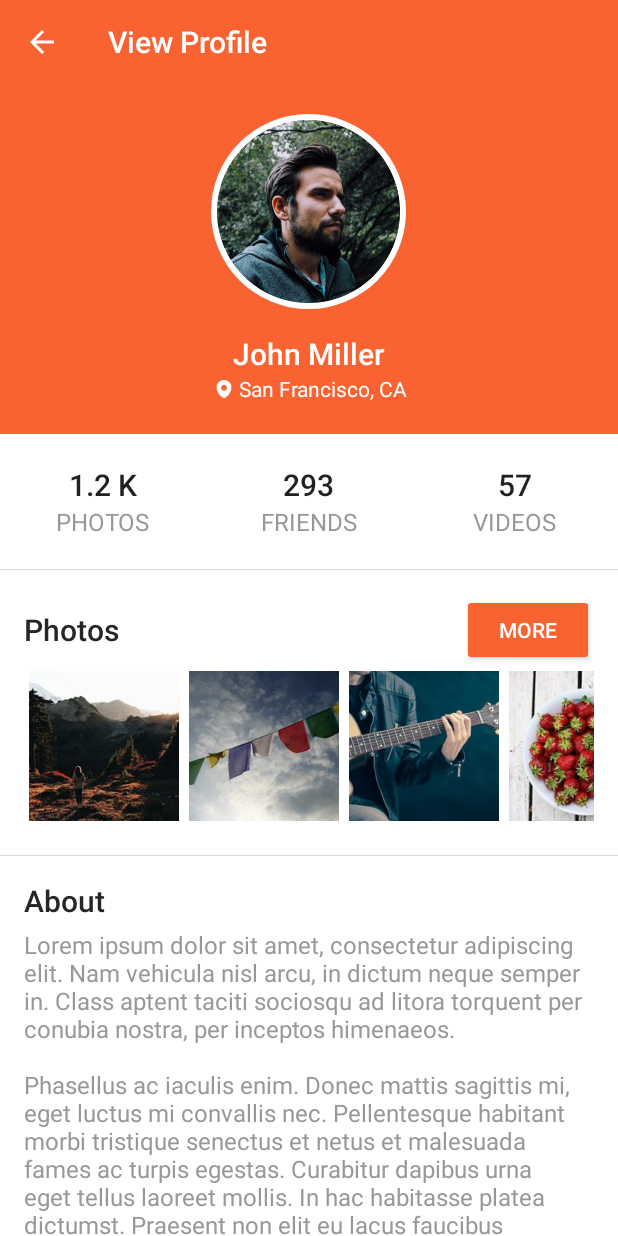
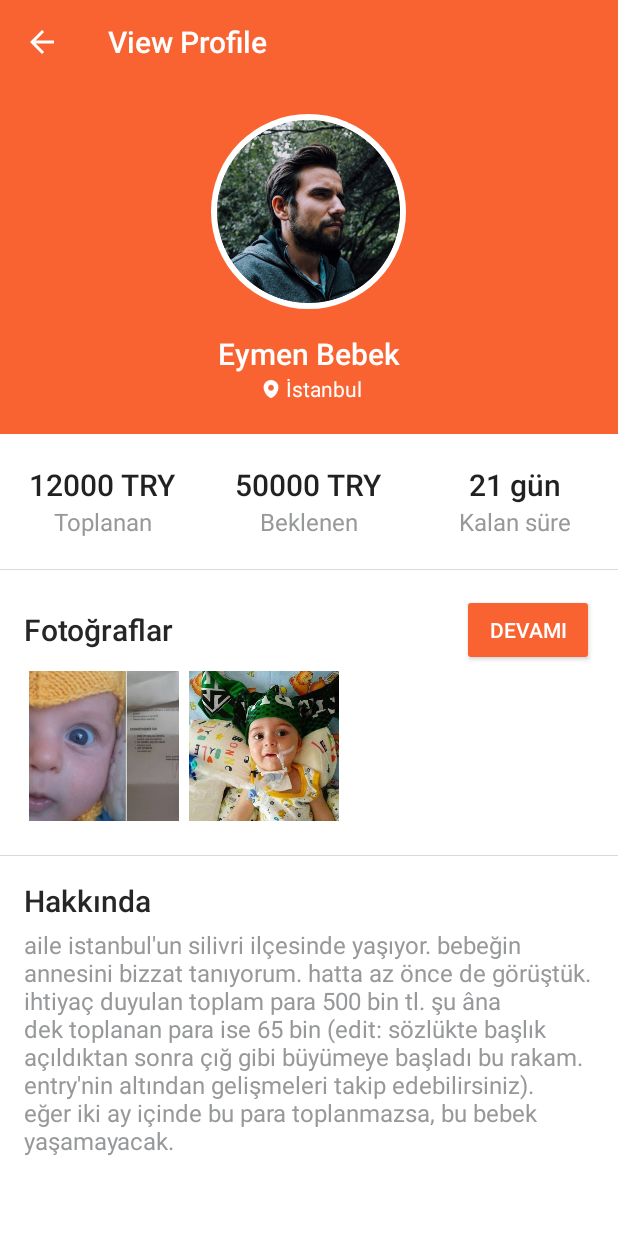
Before and after one commit to berkaybasoz/cankurtaran, an Android app: the ActivityViewProfile screen opened directly, with no data from a screen before it, on a phone screen of 412 x 824 dp. Run offline under Robolectric (Android 15) with nearby library versions, the phone set to English and light mode, and no system bars; our stand-ins replace Picasso; libraries missing offline, so code that uses them is left out: com.balysv.materialripple; plain views replace MaterialRippleLayout; 5 statements that could not run were skipped.

Commit message:
Bağış profil aktivitesi eklendi.

```diff
--- a/app/src/main/res/layout/activity_view_profile.xml
+++ b/app/src/main/res/layout/activity_view_profile.xml
@@ -67,7 +67,7 @@
                         <TextView
                             android:layout_width="wrap_content"
                             android:layout_height="wrap_content"
-                            android:text="San Francisco, CA"
+                            android:text="İstanbul"
                             android:textAppearance="@style/TextAppearance.AppCompat.Body1"
                             android:textColor="@android:color/white" />
                     </LinearLayout>
@@ -101,13 +101,13 @@
                         <TextView
                             android:layout_width="wrap_content"
                             android:layout_height="wrap_content"
-                            android:text="1.2 K"
+                            android:text="12000 TRY"
                             android:textAppearance="@style/TextAppearance.AppCompat.Title" />
 
                         <TextView
                             android:layout_width="wrap_content"
                             android:layout_height="wrap_content"
-                            android:text="PHOTOS"
+                            android:text="Toplanan"
                             android:textAppearance="@style/TextAppearance.AppCompat.Subhead"
                             android:textColor="@color/grey_hard" />
                     </LinearLayout>
@@ -128,13 +128,13 @@
                         <TextView
                             android:layout_width="wrap_content"
                             android:layout_height="wrap_content"
-                            android:text="293"
+                            android:text="50000 TRY"
                             android:textAppearance="@style/TextAppearance.AppCompat.Title" />
 
                         <TextView
                             android:layout_width="wrap_content"
                             android:layout_height="wrap_content"
-                            android:text="FRIENDS"
+                            android:text="Beklenen"
                             android:textAppearance="@style/TextAppearance.AppCompat.Subhead"
                             android:textColor="@color/grey_hard" />
                     </LinearLayout>
@@ -155,13 +155,13 @@
                         <TextView
                             android:layout_width="wrap_content"
                             android:layout_height="wrap_content"
-                            android:text="57"
+                            android:text="21 gün"
                             android:textAppearance="@style/TextAppearance.AppCompat.Title" />
 
                         <TextView
                             android:layout_width="wrap_content"
                             android:layout_height="wrap_content"
-                            android:text="VIDEOS"
+                            android:text="Kalan süre"
                             android:textAppearance="@style/TextAppearance.AppCompat.Subhead"
                             android:textColor="@color/grey_hard" />
                     </LinearLayout>
@@ -190,7 +190,7 @@
                         android:layout_width="0dp"
                         android:layout_height="wrap_content"
                         android:layout_weight="1"
-                        android:text="Photos"
+                        android:text="Fotoğraflar"
                         android:textAppearance="@style/TextAppearance.AppCompat.Title"
                         android:textColor="@color/grey_dark" />
 
@@ -199,7 +199,7 @@
                         style="@style/Base.Widget.AppCompat.Button.Colored"
                         android:layout_width="wrap_content"
                         android:layout_height="wrap_content"
-                        android:text="MORE" />
+                        android:text="DEVAMI" />
                 </LinearLayout>
 
                 <android.support.v7.widget.RecyclerView
@@ -224,7 +224,7 @@
                     android:layout_width="match_parent"
                     android:layout_height="wrap_content"
                     android:minHeight="@dimen/spacing_xlarge"
-                    android:text="About"
+                    android:text="Hakkında"
                     android:textAppearance="@style/TextAppearance.AppCompat.Title"
                     android:textColor="@color/grey_dark" />
 
--- a/app/src/main/res/layout/page_fragment_setting.xml
+++ b/app/src/main/res/layout/page_fragment_setting.xml
@@ -69,7 +69,7 @@
                         <TextView
                             android:layout_width="match_parent"
                             android:layout_height="wrap_content"
-                            android:text="john_miller"
+                            android:text="Eymen Bebek"
                             android:textAppearance="@style/TextAppearance.AppCompat.Body1"
                             android:textColor="@color/grey_medium" />
                     </LinearLayout>
--- a/app/src/main/res/values/string-data.xml
+++ b/app/src/main/res/values/string-data.xml
@@ -143,17 +143,12 @@
     <integer-array name="feed_photos">
         <item>@drawable/feed_photo_1</item>
         <item>@drawable/feed_photo_2</item>
-        <item>@drawable/feed_photo_3</item>
-        <item>@drawable/feed_photo_4</item>
-        <item>@drawable/feed_photo_5</item>
-        <item>@drawable/feed_photo_6</item>
-        <item>@drawable/feed_photo_7</item>
     </integer-array>
 
     <string name="lorem_ipsum">Lorem ipsum dolor sit amet, consectetur adipiscing elit. Etiam efficitur ipsum in placerat molestie.  Fusce quis mauris a enim sollicitudin</string>
 
+
     <string name="lorem_ipsum_long">
-        Lorem ipsum dolor sit amet, consectetur adipiscing elit. Nam vehicula nisl arcu, in dictum neque semper in. Class aptent taciti sociosqu ad litora torquent per conubia nostra, per inceptos himenaeos.
-        \n\nPhasellus ac iaculis enim. Donec mattis sagittis mi, eget luctus mi convallis nec. Pellentesque habitant morbi tristique senectus et netus et malesuada fames ac turpis egestas. Curabitur dapibus urna eget tellus laoreet mollis. In hac habitasse platea dictumst. Praesent non elit eu lacus faucibus lacinia ac id erat. Mauris dictum vehicula est ut condimentum.
+        "aile istanbul'un silivri ilçesinde yaşıyor. bebeğin annesini bizzat tanıyorum. hatta az önce de görüştük. ihtiyaç duyulan toplam para 500 bin tl. şu âna dek toplanan para ise 65 bin (edit: sözlükte başlık açıldıktan sonra çığ gibi büyümeye başladı bu rakam. entry'nin altından gelişmeleri takip edebilirsiniz). eğer iki ay içinde bu para toplanmazsa, bu bebek yaşamayacak."
     </string>
 </resources>
--- a/app/src/main/res/values/strings.xml
+++ b/app/src/main/res/values/strings.xml
@@ -8,7 +8,7 @@
     <string name="drawer_open">Open</string>
     <string name="drawer_close">Close</string>
 
-    <string name="my_name">John Miller</string>
+    <string name="my_name">Eymen Bebek</string>
 
     <string name="tab_recent">Recent Chat</string>
     <string name="tab_call">Call</string>
```
Also changed, not shown: app/src/main/res/layout/include_profile_header.xml (+7 -7 lines), app/src/main/res/drawable/feed_photo_1.jpg, app/src/main/res/drawable/feed_photo_2.jpg, app/src/main/res/drawable/feed_photo_3.jpg (deleted), app/src/main/res/drawable/feed_photo_4.jpg (deleted), app/src/main/res/drawable/feed_photo_5.jpg (deleted), app/src/main/res/drawable/feed_photo_6.jpg (deleted), app/src/main/res/drawable/feed_photo_7.jpg (deleted), app/src/main/res/drawable/photo_male_1.jpg.
